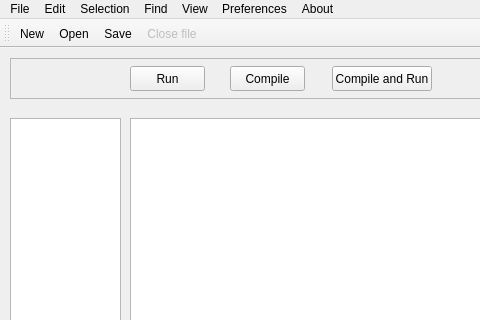
Before: the Qt Designer form mainwindow.ui in plmr0/wyde, drawn with Qt 5; both pictures show x 0 to 480 and y 0 to 320 of the 1000 by 790 pixel window.
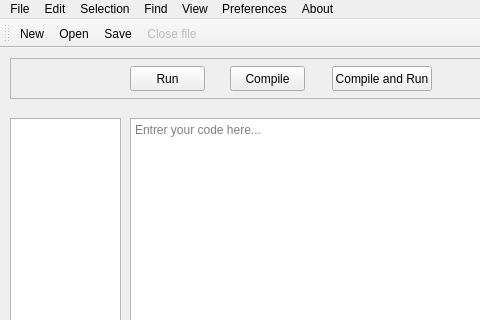
After: the same form once the commit is applied. Icons and pictures are not drawn.

Commit message: Disable Drop Events

Diff of the .ui file:
```diff
--- a/mainwindow.ui
+++ b/mainwindow.ui
@@ -159,6 +159,12 @@
        <property name="focusPolicy">
         <enum>Qt::StrongFocus</enum>
        </property>
+       <property name="acceptDrops">
+        <bool>false</bool>
+       </property>
+       <property name="placeholderText">
+        <string>Entrer your code here...</string>
+       </property>
       </widget>
      </item>
     </layout>
```
The commit also changes 2 other files.
